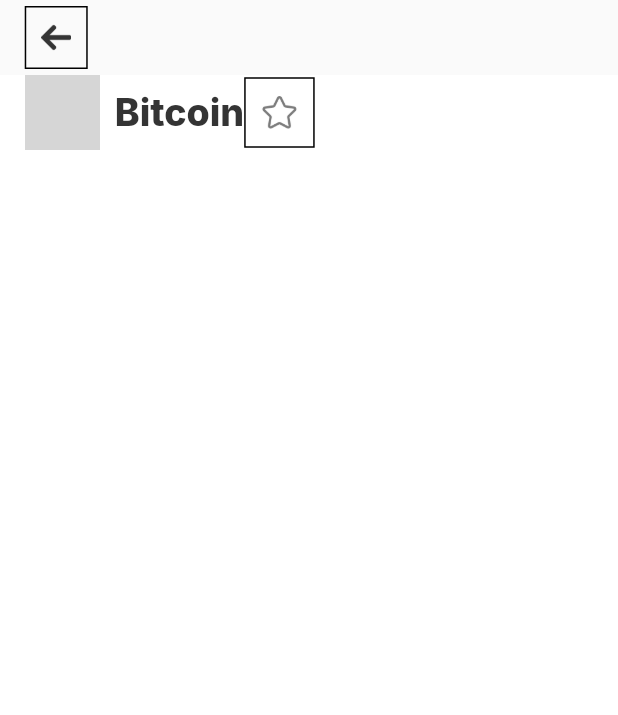
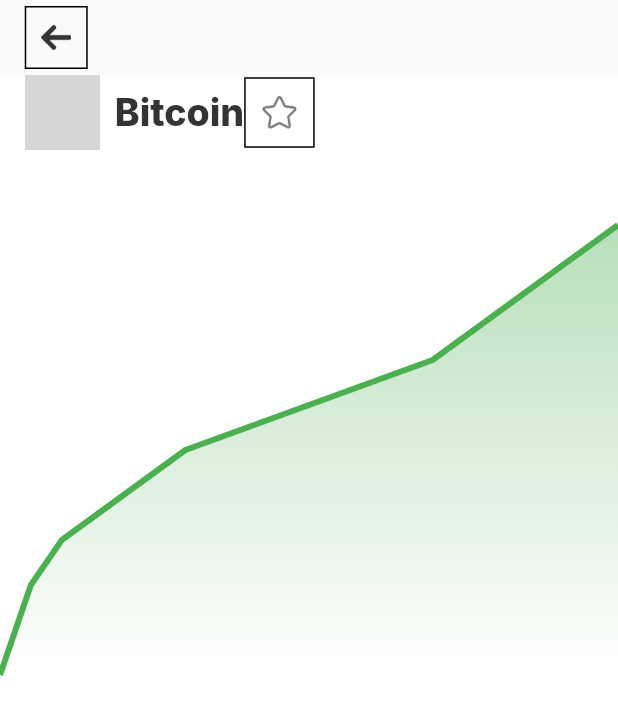
Before and after one commit to MisterPerfect007/Crypto-App, a Flutter app: the screen it shows after launch, on a phone screen of 412 x 824 dp. Shown: the top 715 px of the screen. Run offline on Flutter 3.47's test engine with Material 2 defaults, Android fonts, the phone set to English and light mode, and no system bars; drawn by our look-alikes of fl_chart; our stand-ins replace bloc, dartz, equatable, flutter_bloc, get_it, google_fonts and 1 more; network calls fail; grey boxes are pictures that could not be loaded.

Commit message:
Adding the coin info Line Chart

```diff
--- a/lib/features/coinInfo/presenter/page/coin_info.dart
+++ b/lib/features/coinInfo/presenter/page/coin_info.dart
@@ -4,6 +4,8 @@
 import 'package:google_fonts/google_fonts.dart';
 
 import '../../../../ui/colors/colors.dart';
+import '../../../coinList/presenter/utils/coin_line_chart_data.dart';
+import '../widgets/coinChart/coin_line_chart.dart';
 import '../widgets/coin_info_appBar.dart';
 import '../widgets/custom_inkWell_icon.dart';
 
@@ -24,10 +26,47 @@
       ),
       body: Container(
         color: Colors.white,
-        padding: EdgeInsets.only(left: sidePadding, right: sidePadding,),
         child: Column(
           children: [
-            Row(
+            CoinNameImage(),
+            SizedBox(height: 50,),
+            CoinChart()
+          ],
+        ),
+      ),
+    );
+  }
+}
+
+
+class CoinChart extends StatelessWidget {
+  const CoinChart({
+    Key? key,
+  }) : super(key: key);
+
+  @override
+  Widget build(BuildContext context) {
+    return Container(
+      height: 300,
+      // color: Colors.red[100],
+      child: CoinInfoLineChart(),
+    );
+  }
+}
+
+
+class CoinNameImage extends StatelessWidget {
+  const CoinNameImage({
+    Key? key,
+  }) : super(key: key);
+
+  @override
+  Widget build(BuildContext context) {
+  Size size = MediaQuery.of(context).size;
+    double sidePadding = size.width / 25;
+    return Container(
+      padding: EdgeInsets.only(left: sidePadding, right: sidePadding,),
+      child: Row(
         children: [
           Row(
             children: [
@@ -60,9 +99,6 @@
           )
         ],
       ),
-          ],
-        ),
-      ),
     );
   }
 }
--- /dev/null
+++ b/lib/features/coinInfo/presenter/utils/coin_info_line_chart_data.dart
@@ -0,0 +1,42 @@
+import 'dart:math';
+
+import 'package:equatable/equatable.dart';
+import 'package:fl_chart/fl_chart.dart';
+
+import '../../../coinList/presenter/utils/coin_line_chart_data.dart';
+import '../../domain/entities/coin_market_chart.dart';
+
+class CoinInfoLineChartData extends Equatable {
+  final CoinMarketChart coinMarketChart;
+
+  late List<List<dynamic>> dataList;
+  CoinInfoLineChartData( {required this.coinMarketChart}){
+    dataList = coinMarketChart.prices.map((e) => e.toJson()).toList();
+  }
+  @override
+  List<Object?> get props => [coinMarketChart];
+
+
+
+  double get getMaxY => List<double>.from (dataList.map((e) => e[1]).toList()).reduce(max);
+
+  // double get getMinY => dataList.reduce(min);
+
+  // double get getMaxX => (dataList.length - 1).toDouble();
+
+  // /// Return FlSpot list
+  // List<FlSpot> getSpotList() {
+  //   return dataList
+  //       .asMap()
+  //       .entries
+  //       .map((element) => FlSpot(element.key.toDouble(), element.value))
+  //       .toList();
+  // }
+
+  // /// Return the LineChart color
+  // Color getColor() {
+  //   return dataList[0] > dataList[dataList.length - 1]
+  //       ? AppColors.pureRed
+  //       : AppColors.mainGreen;
+  // }
+}
--- /dev/null
+++ b/lib/features/coinInfo/presenter/utils/sample_data.dart
@@ -0,0 +1,24 @@
+import '../../data/models/coin_market_chart_model.dart';
+import '../../domain/entities/coin_market_chart.dart';
+
+CoinMarketChart coinMarketChart = const CoinMarketChart(prices: [
+  SingleCoinMarketChartData(singlePrice: [1654041600000, 31865.749621173167]),
+  SingleCoinMarketChartData(singlePrice: [1654128000000, 29833.450330205254]),
+  SingleCoinMarketChartData(singlePrice: [1654214400000, 30481.013996026013]),
+  SingleCoinMarketChartData(singlePrice: [1654300800000, 29714.143487149733]),
+  SingleCoinMarketChartData(singlePrice: [1654387200000, 29872.3603087139]),
+  SingleCoinMarketChartData(singlePrice: [1654473600000, 29917.764052456198]),
+  SingleCoinMarketChartData(singlePrice: [1654560000000, 31372.5847629755]),
+  SingleCoinMarketChartData(singlePrice: [1654613148000, 29795.715918501694]),
+]);
+
+List list = [
+  [1654041600000, 31865.749621173167],
+  [1654128000000, 29833.450330205254],
+  [1654214400000, 30481.013996026013],
+  [1654300800000, 29714.143487149733],
+  [1654387200000, 29872.3603087139],
+  [1654473600000, 29917.764052456198],
+  [1654560000000, 31372.5847629755],
+  [1654613148000, 29795.715918501694]
+];
--- /dev/null
+++ b/lib/features/coinInfo/presenter/widgets/coinChart/coin_line_chart.dart
@@ -0,0 +1,72 @@
+import 'package:crypto_trends/features/coinList/presenter/utils/coin_line_chart_data.dart';
+import 'package:fl_chart/fl_chart.dart';
+import 'package:flutter/material.dart';
+
+class CoinInfoLineChart extends StatelessWidget {
+  final CoinLineChartData? chartData;
+  const CoinInfoLineChart({
+    Key? key,
+    this.chartData,
+  }) : super(key: key);
+
+  @override
+  Widget build(BuildContext context) {
+    return LineChart(
+      LineChartData(
+        lineTouchData: LineTouchData(
+          enabled: false,
+        ),
+        gridData: FlGridData(
+          show: false,
+        ),
+        titlesData: FlTitlesData(
+          show: false,
+          topTitles: AxisTitles(
+            sideTitles: SideTitles(
+              showTitles: false,
+            ),
+          ),
+        ),
+        borderData: FlBorderData(
+          show: false,
+        ),
+        minX: 0,
+        maxX: 100,
+        minY: 29000,
+        maxY: 30000,
+        lineBarsData: [
+          LineChartBarData(
+            preventCurveOverShooting: false,
+            spots: [
+              FlSpot(0, 29000),
+              FlSpot(5, 29200),
+              FlSpot(10, 29300),
+              FlSpot(20, 29400),
+              FlSpot(30, 29500),
+              FlSpot(50, 29600),
+              FlSpot(70, 29700),
+              FlSpot(100, 30000),
+            ],
+            // isCurved: true,
+            barWidth: 4,
+            dotData: FlDotData(
+              show: false,
+            ),
+            color: Colors.green,
+            belowBarData: BarAreaData(
+              show: true,
+              gradient: LinearGradient(
+                colors: [
+                  Colors.green.withOpacity(0.4),
+                  Colors.green.withOpacity(0.0)
+                ],
+                begin: Alignment.topCenter,
+                end: Alignment.bottomCenter,
+              ),
+            ),
+          ),
+        ],
+      ),
+    );
+  }
+}
```
Also changed, not shown: 1 other file. Lines whose indentation alone changed are shown as unchanged.
